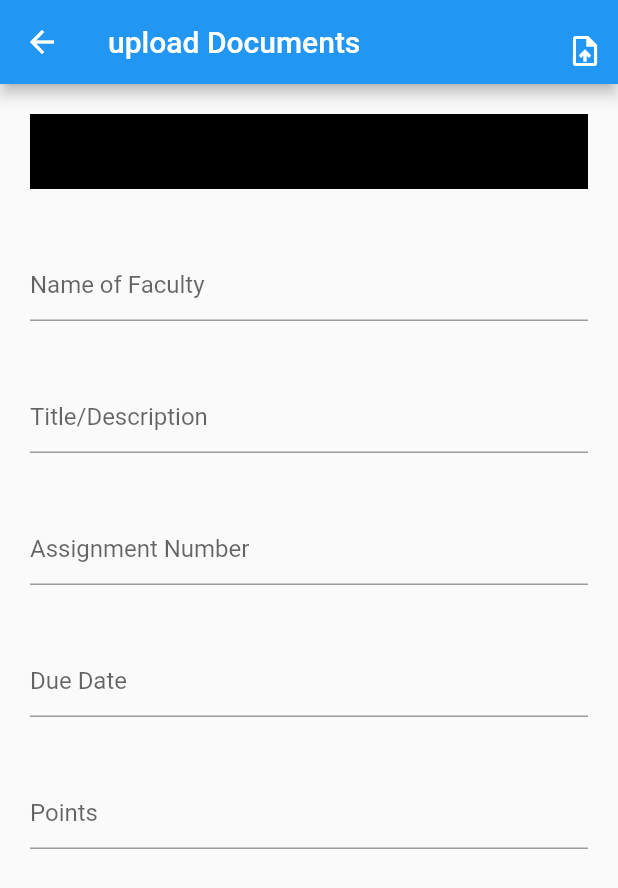
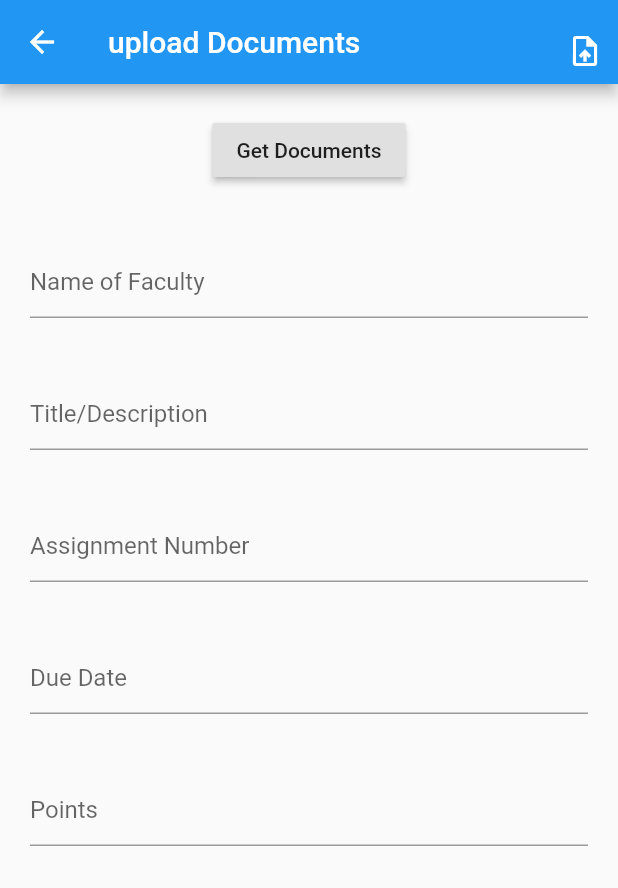
Before and after one commit to Arnab28122000/TalentStory, a Flutter app: the UpLoadDocuments screen opened directly, on a phone screen of 412 x 824 dp. Shown: the top 888 px of the screen. Run offline on Flutter 3.47's test engine with Material 2 defaults, Android fonts, the phone set to English and light mode, and no system bars; our stand-ins replace google_fonts.

Commit message:
changes asked

```diff
--- a/lib/UploadDocuments.dart
+++ b/lib/UploadDocuments.dart
@@ -1,4 +1,8 @@
+// import 'dart:html';
+
 import 'package:flutter/material.dart';
+// import 'package:file_picker/file_picker.dart';
+import 'package:flutter/services.dart';
 
 class UpLoadDocuments extends StatefulWidget {
   @override
@@ -28,14 +32,11 @@ class _UpLoadDocumentsState extends State<UpLoadDocuments> {
         child: Column(
           children: <Widget>[
             Padding(
-              padding: const EdgeInsets.all(20.0),
-              child: Container(
-                color: Colors.black,
-                height: 50,
-                width: MediaQuery.of(context).size.width,
-                child: Text("Add Documents"),
-              ),
-            ),
+                padding: const EdgeInsets.all(20.0),
+                child: RaisedButton(
+                  onPressed: () async {},
+                  child: Text("Get Documents"),
+                )),
             Padding(
               padding: const EdgeInsets.all(20.0),
               child: TextField(
--- a/pubspec.yaml
+++ b/pubspec.yaml
@@ -29,6 +29,10 @@ dependencies:
   # Use with the CupertinoIcons class for iOS style icons.
   cupertino_icons: ^1.0.0
   google_fonts: ^1.1.1
+  # file_picker: ^2.1.5
+  image_picker: ^0.6.7+22
+  # file_picker: ^2.1.6
+
 
 dev_dependencies:
   flutter_test:
```
Also changed, not shown: pubspec.lock, 3 other files.
